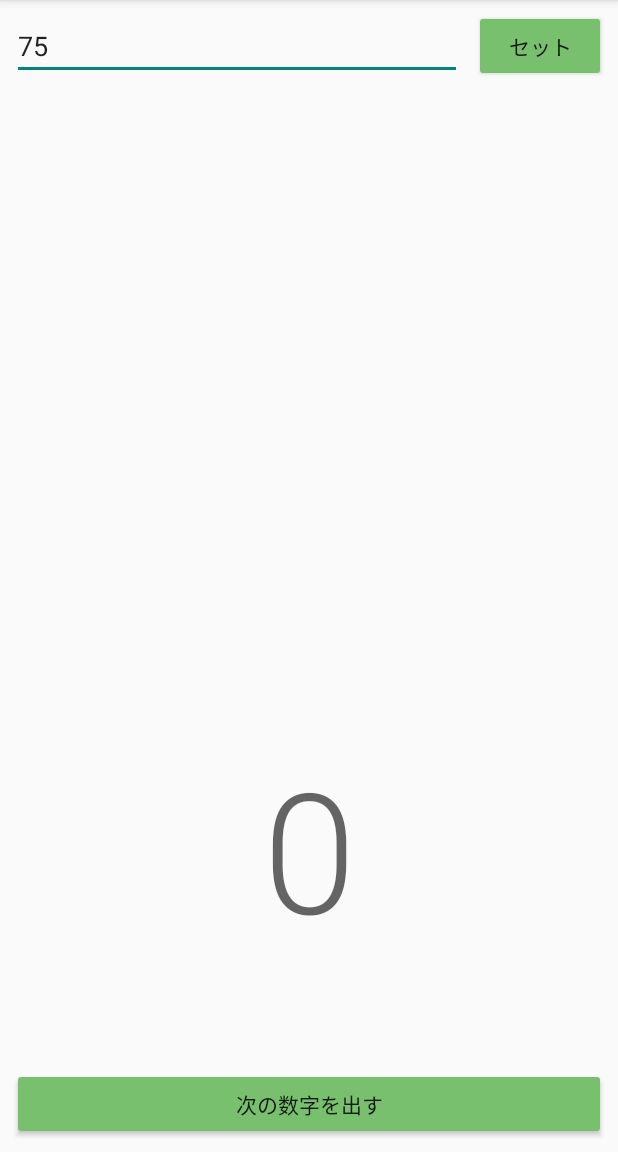
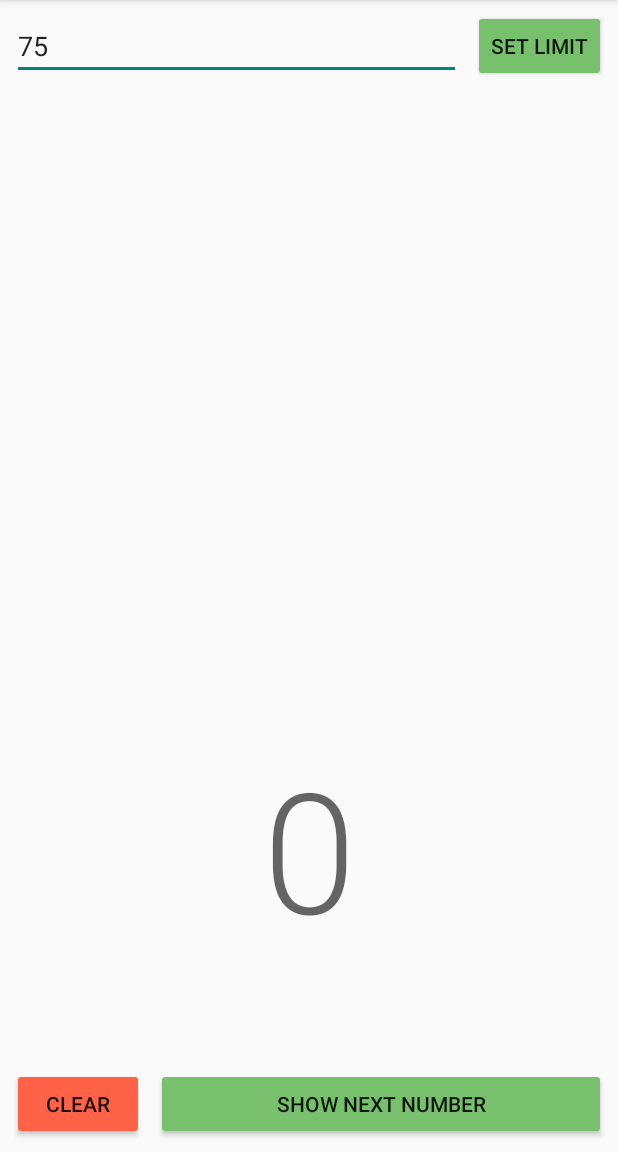
Before and after one commit to msdrii/bingo-machine-app, an Android app: the screen it shows after launch (MainActivity), on a phone screen of 412 x 824 dp, the part 84-1236 px from its top. Run offline under Robolectric (Android 15) with nearby library versions, the phone set to English and light mode, and no system bars.

Commit message:
フリーズバグ修正、ランダム数値生成バグ修正、クリアボタンの新規作成

```diff
--- a/app/src/main/res/layout/activity_main.xml
+++ b/app/src/main/res/layout/activity_main.xml
@@ -24,7 +24,7 @@
         android:layout_width="wrap_content"
         android:layout_height="wrap_content"
         android:layout_marginEnd="8dp"
-        android:text="セット"
+        android:text="Set Limit"
         app:backgroundTint="#79c06e"
         app:iconTint="#E91E63"
         app:layout_constraintBottom_toBottomOf="@+id/max_number"
@@ -50,11 +50,12 @@
         android:layout_marginStart="8dp"
         android:layout_marginEnd="8dp"
         android:layout_marginBottom="8dp"
-        android:text="次の数字を出す"
+        android:text="show next number"
         app:backgroundTint="#79c06e"
         app:layout_constraintBottom_toBottomOf="parent"
         app:layout_constraintEnd_toEndOf="parent"
-        app:layout_constraintStart_toStartOf="parent" />
+        app:layout_constraintHorizontal_bias="0.712"
+        app:layout_constraintStart_toEndOf="@+id/clear_history" />
 
     <ScrollView
         android:layout_width="0dp"
@@ -71,4 +72,16 @@
             android:layout_width="match_parent"
             android:layout_height="wrap_content" />
     </ScrollView>
+
+    <Button
+        android:id="@+id/clear_history"
+        android:layout_width="wrap_content"
+        android:layout_height="wrap_content"
+        android:layout_marginStart="8dp"
+        android:layout_marginBottom="8dp"
+        android:text="clear"
+        app:backgroundTint="#ff6347"
+        app:layout_constraintBottom_toBottomOf="parent"
+        app:layout_constraintEnd_toStartOf="@+id/next_number"
+        app:layout_constraintStart_toStartOf="parent" />
 </androidx.constraintlayout.widget.ConstraintLayout>
```
Also changed, not shown: app/src/main/java/com/example/mybingo/MainActivity.java (+28 -2 lines).
